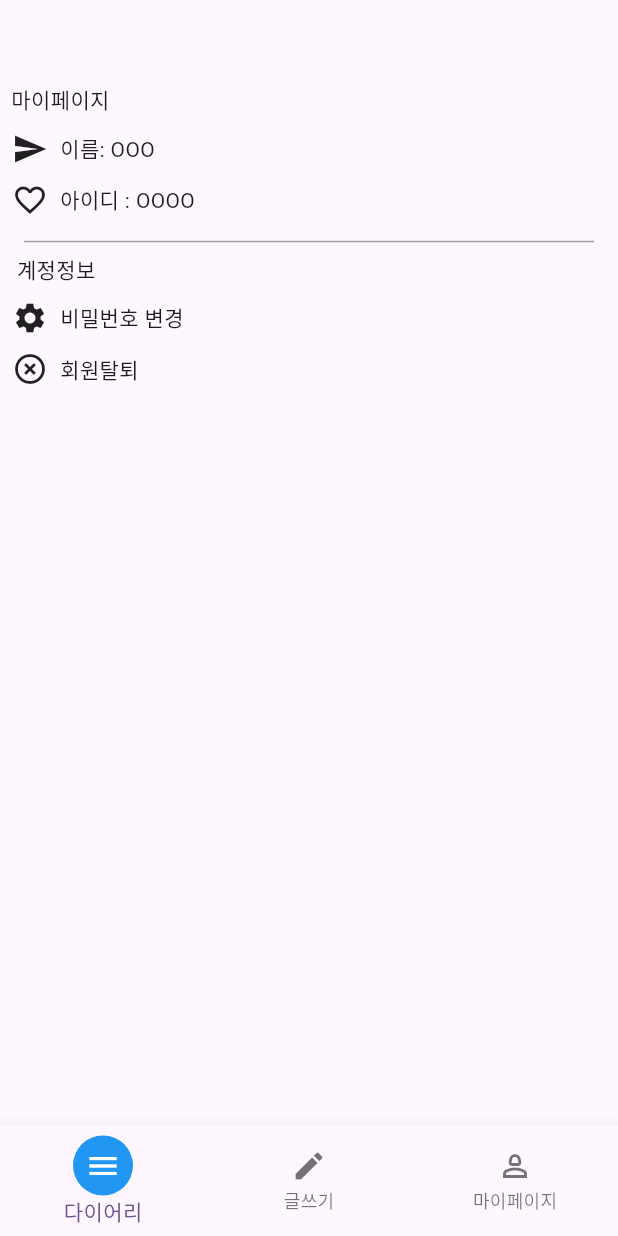
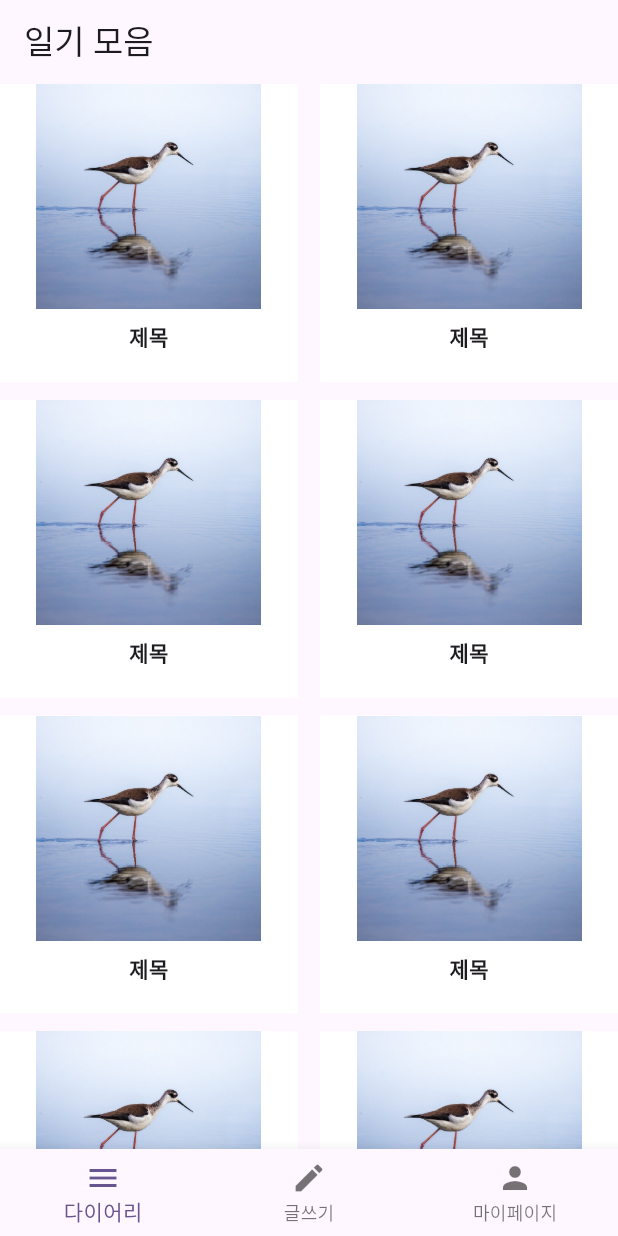
Before and after one commit to Aedli/secretDiary, a Flutter app: the screen it shows after launch, on a phone screen of 412 x 824 dp. Run offline on Flutter 3.47's test engine with Material 3 defaults, Android fonts, the phone set to English and light mode, and no system bars.

Commit message:
GridDiary추가

```diff
--- a/lib/accountpage/account_page.dart
+++ b/lib/accountpage/account_page.dart
@@ -5,7 +5,7 @@ import 'package:mypage/memberdelete/deletemeber.dart';
 import '../secretnumchange/secretnum_change.dart';
 
 class AccountPage extends StatelessWidget {
-  AccountPage({super.key});
+  const AccountPage({super.key});
 
   @override
   Widget build(BuildContext context) {
@@ -105,34 +105,34 @@ class AccountPage extends StatelessWidget {
           ),
         ],
       ),
-      bottomNavigationBar: BottomNavigationBar(
-        items: [
-          BottomNavigationBarItem(
-            icon: Container(
-              width: 40.0, // 원의 크기
-              height: 40.0,
-              decoration: BoxDecoration(
-                color: Colors.blue, // 원 배경 색상
-                shape: BoxShape.circle, // 원 모양
-              ),
-              child: Icon(
-                Icons.menu,
-                color: Colors.white, // 아이콘 색상
-                size: 24.0, // 아이콘 크기
-              ),
-            ),
-            label: '다이어리', //last parameter comma
-          ),
-          BottomNavigationBarItem(
-            icon: Icon(Icons.edit),
-            label: '글쓰기', //last parameter comma
-          ),
-          BottomNavigationBarItem(
-            icon: Icon(Icons.person_2_outlined),
-            label: '마이페이지', //last parameter comma
-          ),
-        ], //reformat code : ctrl+alt+l
-      ),
+      // bottomNavigationBar: BottomNavigationBar(
+      //   items: [
+      //     BottomNavigationBarItem(
+      //       icon: Container(
+      //         width: 40.0, // 원의 크기
+      //         height: 40.0,
+      //         decoration: BoxDecoration(
+      //           color: Colors.blue, // 원 배경 색상
+      //           shape: BoxShape.circle, // 원 모양
+      //         ),
+      //         child: Icon(
+      //           Icons.menu,
+      //           color: Colors.white, // 아이콘 색상
+      //           size: 24.0, // 아이콘 크기
+      //         ),
+      //       ),
+      //       label: '다이어리', //last parameter comma
+      //     ),
+      //     BottomNavigationBarItem(
+      //       icon: Icon(Icons.edit),
+      //       label: '글쓰기', //last parameter comma
+      //     ),
+      //     BottomNavigationBarItem(
+      //       icon: Icon(Icons.person_2_outlined),
+      //       label: '마이페이지', //last parameter comma
+      //     ),
+      //   ], //reformat code : ctrl+alt+l
+      // ),
     );
     // TODO: implement build
     throw UnimplementedError();
--- /dev/null
+++ b/lib/diarywritepage/diary_write_page.dart
@@ -0,0 +1,12 @@
+import 'package:flutter/material.dart';
+class DiaryWritePage extends StatelessWidget {
+  const DiaryWritePage({super.key});
+
+  @override
+  Widget build(BuildContext context) {
+    return Container(
+      color: Colors.blue,
+      child: Text("예시"),
+    );
+  }
+}
--- /dev/null
+++ b/lib/griddiarypage/grid_diary_page.dart
@@ -0,0 +1,76 @@
+import 'package:flutter/material.dart';
+
+class GridDiary extends StatelessWidget {
+  const GridDiary({super.key});
+
+  @override
+  Widget build(BuildContext context) {
+    // 이미지와 텍스트를 저장한 리스트
+    final List<Map<String, String>> items = [
+      {"image": "assets/images/test1.jpg", "text": "제목"},
+      {"image": "assets/images/test1.jpg", "text": "제목"},
+      {"image": "assets/images/test1.jpg", "text": "제목"},
+      {"image": "assets/images/test1.jpg", "text": "제목"},
+      {"image": "assets/images/test1.jpg", "text": "제목"},
+      {"image": "assets/images/test1.jpg", "text": "제목"},
+      {"image": "assets/images/test1.jpg", "text": "제목"},
+      {"image": "assets/images/test1.jpg", "text": "제목"},
+      {"image": "assets/images/test1.jpg", "text": "제목"},
+      {"image": "assets/images/test1.jpg", "text": "제목"},
+      {"image": "assets/images/test1.jpg", "text": "제목"},
+      {"image": "assets/images/test1.jpg", "text": "제목"},
+      {"image": "assets/images/test1.jpg", "text": "제목"},
+      {"image": "assets/images/test1.jpg", "text": "제목"},
+      {"image": "assets/images/test1.jpg", "text": "제목"},
+      {"image": "assets/images/test1.jpg", "text": "제목"},
+      {"image": "assets/images/test1.jpg", "text": "제목"},
+      {"image": "assets/images/test1.jpg", "text": "제목"},
+    ];
+
+    return Scaffold(
+      appBar: AppBar(
+        title: const Text("일기 모음"),
+      ),
+      body: GridView.builder(
+        gridDelegate: const SliverGridDelegateWithFixedCrossAxisCount(
+          crossAxisCount: 2,
+          crossAxisSpacing: 15.0,
+          mainAxisSpacing: 12.0,
+        ),
+        itemCount: items.length,
+        itemBuilder: (BuildContext con, int index) {
+          return diaryContainer(
+            image: items[index]["image"] as String,
+            diary_title: items[index]["text"] as String,
+          );
+        },
+      ),
+    );
+  }
+  Widget diaryContainer({String image ="assets/images/test.jpg", String diary_title ="제목"}){
+    return Container(
+      height: 200,
+      color: Colors.white,
+      child: Column(
+        mainAxisSize: MainAxisSize.min,
+        children: [
+          Image.asset(
+            image, //
+            width: 150,
+            height: 150,
+            fit: BoxFit.cover,
+          ),
+          const SizedBox(height: 8),
+          Text(
+            diary_title,
+            style: const TextStyle(
+              fontSize: 14,
+              fontWeight: FontWeight.bold,
+            ),
+            textAlign: TextAlign.center,
+          ),
+        ],
+      ),
+    );
+  }
+}
--- a/lib/main.dart
+++ b/lib/main.dart
@@ -1,6 +1,6 @@
 import 'package:flutter/material.dart';
 import 'package:mypage/accountpage/account_page.dart';
-
+import 'package:mypage/tappage/tapPage.dart';
 
 void main() {
   runApp(const MyApp());
@@ -18,7 +18,7 @@ class MyApp extends StatelessWidget {
         colorScheme: ColorScheme.fromSeed(seedColor: Colors.deepPurple),
         useMaterial3: true,
       ),
-      home: AccountPage(),
+      home: TapPage(),
     );
   }
 }
--- /dev/null
+++ b/lib/tappage/tapPage.dart
@@ -0,0 +1,51 @@
+import 'package:flutter/material.dart';
+import 'package:mypage/griddiarypage/grid_diary_page.dart';
+import 'package:mypage/accountpage/account_page.dart';
+import 'package:mypage/diarywritepage/diary_write_page.dart';
+class TapPage extends StatefulWidget {
+  const TapPage({super.key});
+
+  //const TapPage({key? key}) : super(key: key);
+
+  @override
+  State<TapPage> createState() => _TapPageState();
+}
+
+class _TapPageState extends State<TapPage> {
+  int _currentIndex = 0;
+
+  final _pages = const [
+    GridDiary(),
+    DiaryWritePage(),
+    AccountPage(),
+  ];
+
+  @override
+  Widget build(BuildContext context) {
+    return Scaffold(
+      body: _pages[_currentIndex],
+      bottomNavigationBar: BottomNavigationBar(
+        currentIndex: _currentIndex,
+        onTap: (index) {
+          setState(() {
+            _currentIndex = index;
+          });
+        },
+        items: const [
+          BottomNavigationBarItem(
+            icon: Icon(Icons.menu),
+            label: '다이어리',//last parameter comma
+          ),
+          BottomNavigationBarItem(
+            icon: Icon(Icons.edit),
+            label: '글쓰기',//last parameter comma
+          ),
+          BottomNavigationBarItem(
+            icon: Icon(Icons.person),
+            label: '마이페이지',//last parameter comma
+          ),
+        ],//reformat code : ctrl+alt+l
+      ),
+    );
+  }
+}
--- a/pubspec.yaml
+++ b/pubspec.yaml
@@ -53,6 +53,8 @@ dev_dependencies:
 
 # The following section is specific to Flutter packages.
 flutter:
+  assets:
+    - assets/images/
 
   # The following line ensures that the Material Icons font is
   # included with your application, so that you can use the icons in
```
Also changed, not shown: assets/images/test1.jpg (added).
